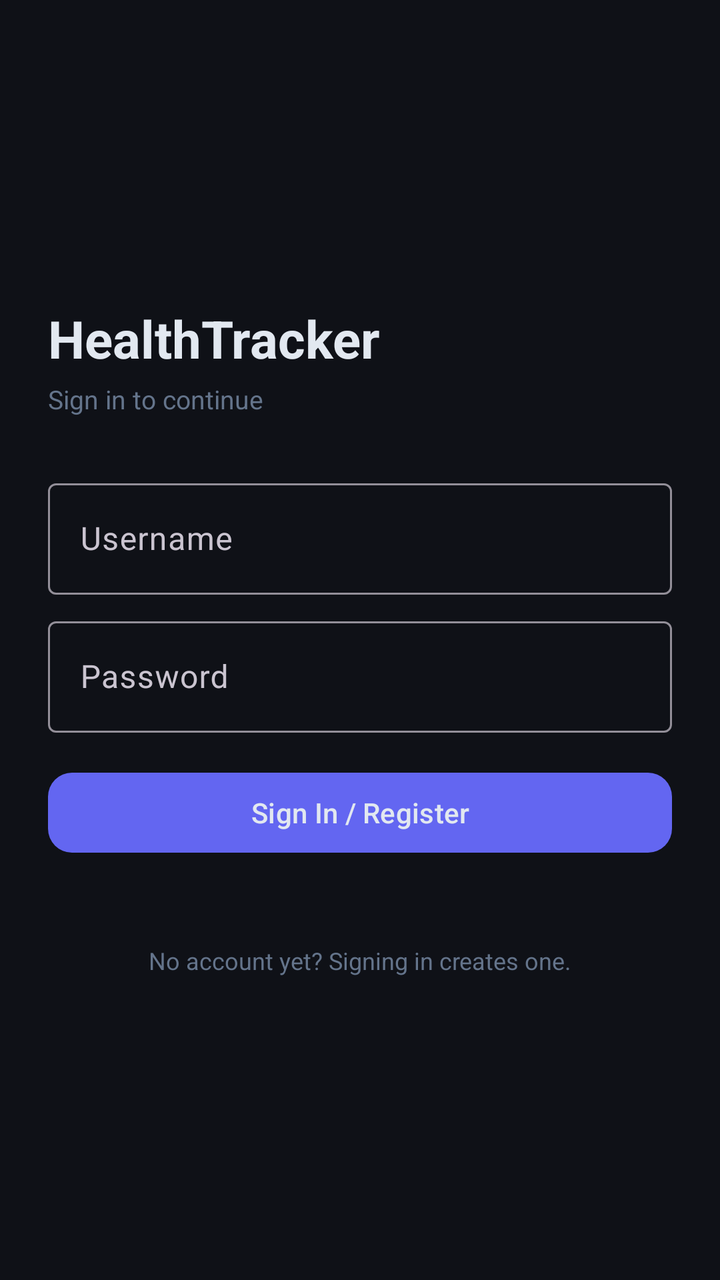
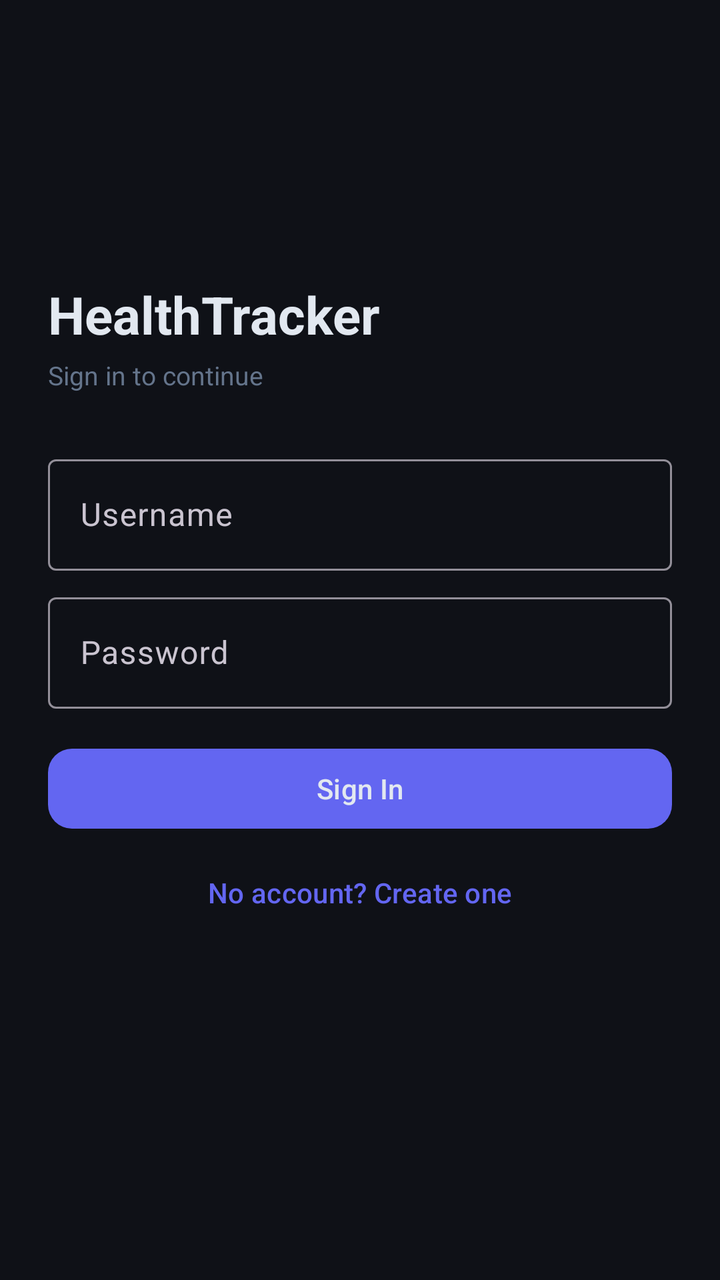

Before-and-after screenshots of an Android layout around one commit, followed by the original layout XML and the change that was made.
<!-- AndroidManifest.xml: application theme Theme.HealthTracker -->
<!-- res/layout/activity_login.xml -->
<?xml version="1.0" encoding="utf-8"?>
<ScrollView xmlns:android="http://schemas.android.com/apk/res/android"
    xmlns:app="http://schemas.android.com/apk/res-auto"
    android:id="@+id/login_root"
    android:layout_width="match_parent"
    android:layout_height="match_parent"
    android:background="@color/background"
    android:fillViewport="true"
    android:padding="24dp">

    <LinearLayout
        android:layout_width="match_parent"
        android:layout_height="wrap_content"
        android:orientation="vertical"
        android:gravity="center_vertical">

        <TextView
            android:layout_width="wrap_content"
            android:layout_height="wrap_content"
            android:text="HealthTracker"
            android:textSize="26sp"
            android:textStyle="bold"
            android:textColor="@color/text_primary"
            android:layout_marginBottom="4dp" />

        <TextView
            android:layout_width="wrap_content"
            android:layout_height="wrap_content"
            android:text="Sign in to continue"
            android:textSize="13sp"
            android:textColor="@color/text_secondary"
            android:layout_marginBottom="28dp" />

        <com.google.android.material.textfield.TextInputLayout
            style="@style/Widget.Material3.TextInputLayout.OutlinedBox"
            android:layout_width="match_parent"
            android:layout_height="wrap_content"
            android:hint="Username"
            android:layout_marginBottom="8dp">
            <com.google.android.material.textfield.TextInputEditText
                android:id="@+id/edit_username"
                android:layout_width="match_parent"
                android:layout_height="wrap_content"
                android:inputType="text"
                android:imeOptions="actionNext" />
        </com.google.android.material.textfield.TextInputLayout>

        <com.google.android.material.textfield.TextInputLayout
            style="@style/Widget.Material3.TextInputLayout.OutlinedBox"
            android:layout_width="match_parent"
            android:layout_height="wrap_content"
            android:hint="Password"
            android:layout_marginBottom="16dp">
            <com.google.android.material.textfield.TextInputEditText
                android:id="@+id/edit_password"
                android:layout_width="match_parent"
                android:layout_height="wrap_content"
                android:inputType="textPassword"
                android:imeOptions="actionDone" />
        </com.google.android.material.textfield.TextInputLayout>

        <com.google.android.material.button.MaterialButton
            android:id="@+id/btn_login"
            android:layout_width="match_parent"
            android:layout_height="wrap_content"
            android:text="Sign In / Register"
            app:cornerRadius="12dp" />

        <TextView
            android:id="@+id/text_status"
            android:layout_width="match_parent"
            android:layout_height="wrap_content"
            android:text=""
            android:textSize="13sp"
            android:gravity="center"
            android:layout_marginTop="16dp" />

        <TextView
            android:layout_width="match_parent"
            android:layout_height="wrap_content"
            android:text="No account yet? Signing in creates one."
            android:textSize="12sp"
            android:gravity="center"
            android:textColor="@color/text_secondary"
            android:layout_marginTop="8dp" />

    </LinearLayout>
</ScrollView>
<!-- resources referenced by this layout -->
<resources>
  <color name="background">#0F1117</color>
  <color name="text_primary">#E2E8F0</color>
  <color name="text_secondary">#64748B</color>
  <style name="Theme.HealthTracker" parent="Theme.Material3.Dark">
          <item name="colorPrimary">@color/accent</item>
          <item name="colorOnPrimary">@color/text_primary</item>
          <item name="colorSurface">@color/surface</item>
          <item name="colorOnSurface">@color/text_primary</item>
          <item name="android:colorBackground">@color/background</item>
          <item name="android:windowBackground">@color/background</item>
          
          <item name="android:statusBarColor">@android:color/transparent</item>
          <item name="android:navigationBarColor">@android:color/transparent</item>
          <item name="android:windowLightStatusBar">false</item>
      </style>
  <color name="accent">#6366F1</color>
  <color name="surface">#1A1D27</color>
</resources>

<!-- the commit's change to res/layout/activity_login.xml (unified diff, before → after) -->
@@ -24,6 +24,7 @@
             android:layout_marginBottom="4dp" />
 
         <TextView
+            android:id="@+id/text_subtitle"
             android:layout_width="wrap_content"
             android:layout_height="wrap_content"
             android:text="Sign in to continue"
@@ -60,11 +61,19 @@
         </com.google.android.material.textfield.TextInputLayout>
 
         <com.google.android.material.button.MaterialButton
-            android:id="@+id/btn_login"
+            android:id="@+id/btn_submit"
             android:layout_width="match_parent"
             android:layout_height="wrap_content"
-            android:text="Sign In / Register"
+            android:text="Sign In"
             app:cornerRadius="12dp" />
+
+        <com.google.android.material.button.MaterialButton
+            android:id="@+id/btn_switch_mode"
+            style="@style/Widget.Material3.Button.TextButton"
+            android:layout_width="match_parent"
+            android:layout_height="wrap_content"
+            android:text="No account? Create one"
+            android:layout_marginTop="4dp" />
 
         <TextView
             android:id="@+id/text_status"
@@ -73,16 +82,7 @@
             android:text=""
             android:textSize="13sp"
             android:gravity="center"
-            android:layout_marginTop="16dp" />
-
-        <TextView
-            android:layout_width="match_parent"
-            android:layout_height="wrap_content"
-            android:text="No account yet? Signing in creates one."
-            android:textSize="12sp"
-            android:gravity="center"
-            android:textColor="@color/text_secondary"
-            android:layout_marginTop="8dp" />
+            android:layout_marginTop="12dp" />
 
     </LinearLayout>
 </ScrollView>
